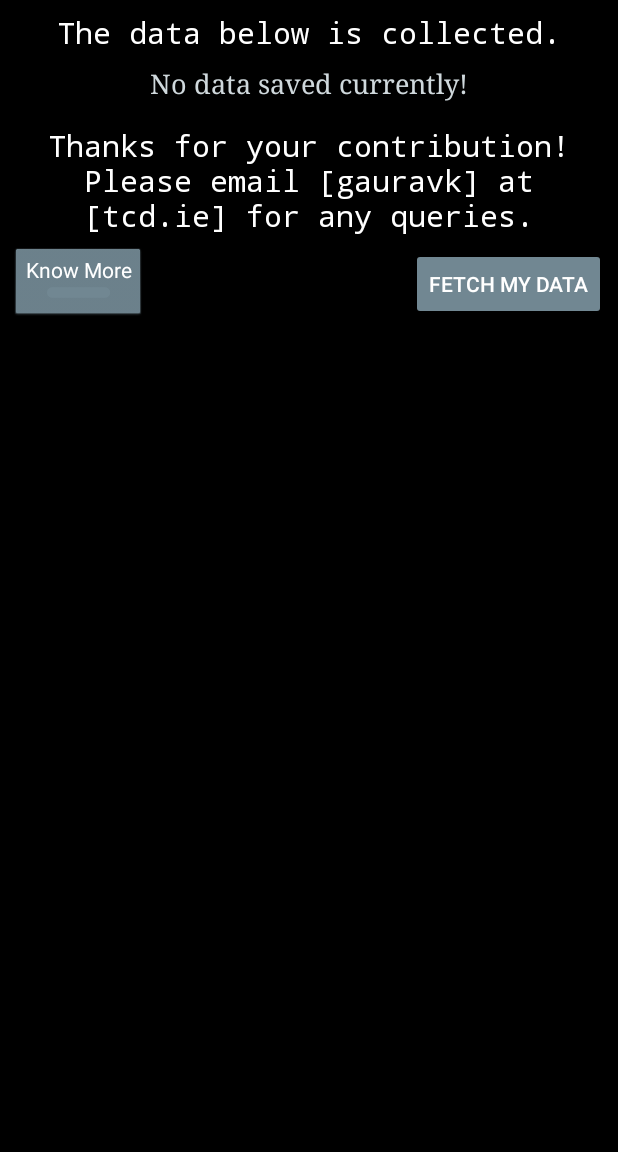
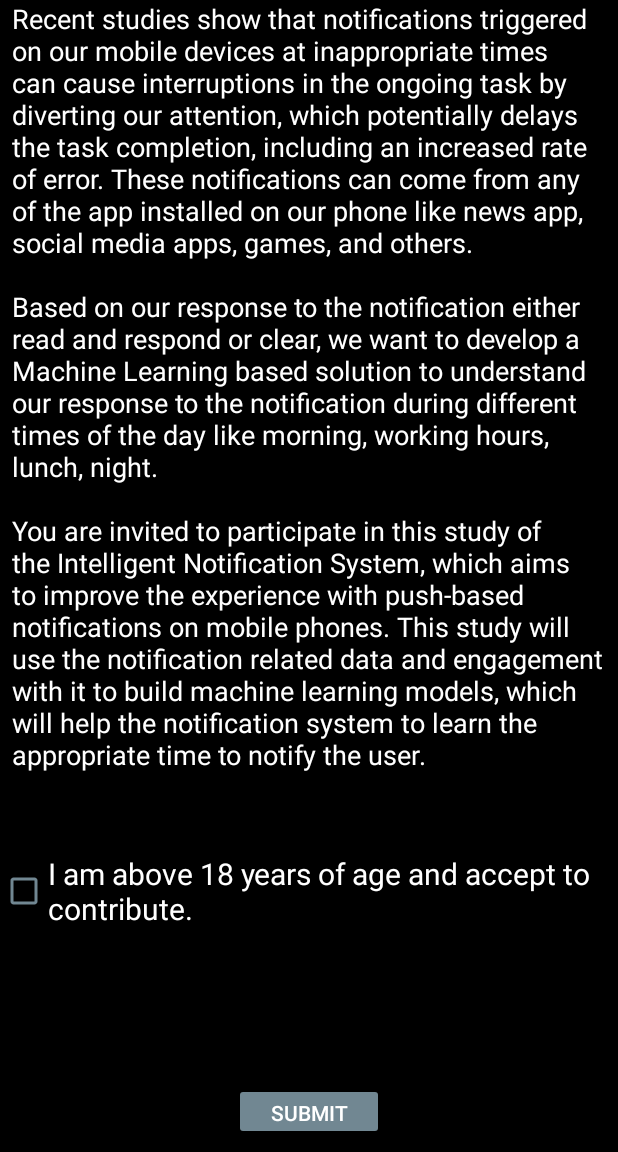
Before and after one commit to kulgaurav/NotificationLogger, an Android app: the screen it shows after launch once a user with an empty profile is signed in (MainActivity before the commit, ConsentForm after it), on a phone screen of 412 x 824 dp, the part 84-1236 px from its top. Run offline under Robolectric (Android 15) with nearby library versions, the phone set to English and light mode, and no system bars; our stand-ins replace Firebase (no records; nobody signed in at launch, a user with empty details on screens opened directly).

Commit message:
Consent form added

```diff
--- /dev/null
+++ b/app/src/main/java/com/example/notificationlogger/ConsentForm.java
@@ -0,0 +1,42 @@
+package com.example.notificationlogger;
+
+import androidx.appcompat.app.AppCompatActivity;
+
+import android.content.Intent;
+import android.os.Bundle;
+import android.view.View;
+import android.widget.Button;
+import android.widget.CheckBox;
+import android.widget.Toast;
+
+public class ConsentForm extends AppCompatActivity {
+
+    CheckBox checkBox;
+
+    @Override
+    protected void onCreate(Bundle savedInstanceState) {
+        super.onCreate(savedInstanceState);
+        setContentView(R.layout.activity_consent_form);
+
+        checkBox = findViewById(R.id.consent_form_CB);
+
+        Button consentBtn = findViewById(R.id.btn_consent_form);
+        consentBtn.setOnClickListener(new View.OnClickListener() {
+            @Override
+            public void onClick(View v) {
+                actionOnConsent();
+            }
+        });
+    }
+
+    private void actionOnConsent() {
+        boolean checked = checkBox.isChecked();
+        if(!checked){
+            Toast.makeText(getApplicationContext(), "Please check the box above.", Toast.LENGTH_LONG).show();
+            return;
+        }
+        Intent i = new Intent(ConsentForm.this, MainActivity.class);
+        i.setFlags(Intent.FLAG_ACTIVITY_NEW_TASK | Intent.FLAG_ACTIVITY_CLEAR_TASK);
+        startActivity(i);
+    }
+}
--- a/app/src/main/java/com/example/notificationlogger/LoginActivity.java
+++ b/app/src/main/java/com/example/notificationlogger/LoginActivity.java
@@ -41,7 +41,7 @@ public class LoginActivity extends AppCompatActivity {
         if (user != null) {
             // User is signed in
             Toast.makeText(getApplicationContext(), user.getEmail() + " logged in.", Toast.LENGTH_LONG).show();
-            Intent i = new Intent(LoginActivity.this, MainActivity.class);
+            Intent i = new Intent(LoginActivity.this, ConsentForm.class);
             SharedPreferences pref = getApplicationContext().getSharedPreferences(UtilsAndConst.SHARED_PREF_LOGGER, 0); // 0 - for private mode
             SharedPreferences.Editor editor = pref.edit();
             editor.putString(UtilsAndConst.USER_EMAIL, user.getEmail());
--- /dev/null
+++ b/app/src/main/res/layout/activity_consent_form.xml
@@ -0,0 +1,60 @@
+<?xml version="1.0" encoding="utf-8"?>
+<androidx.constraintlayout.widget.ConstraintLayout xmlns:android="http://schemas.android.com/apk/res/android"
+    xmlns:app="http://schemas.android.com/apk/res-auto"
+    xmlns:tools="http://schemas.android.com/tools"
+    android:id="@+id/linearLayout"
+    android:layout_width="match_parent"
+    android:layout_height="match_parent"
+    android:background="@color/colorBlack">
+
+
+
+
+    <TextView
+        android:id="@+id/consent_form_text"
+        android:layout_width="match_parent"
+        android:layout_height="wrap_content"
+        android:scrollbars="vertical"
+        android:layout_marginStart="8dp"
+        android:layout_marginTop="16dp"
+        android:layout_marginEnd="8dp"
+        android:textSize="18sp"
+        android:gravity="fill"
+        app:layout_constraintEnd_toEndOf="parent"
+        app:layout_constraintStart_toStartOf="parent"
+        app:layout_constraintTop_toBottomOf="@+id/btn_know_more"
+        android:textColor="@color/colorWhite"
+        android:maxLines="25"
+        android:text="@string/big_know_more"/>
+
+    <CheckBox
+        android:id="@+id/consent_form_CB"
+        android:layout_width="wrap_content"
+        android:layout_height="wrap_content"
+        android:layout_marginTop="8dp"
+        android:layout_marginBottom="79dp"
+        android:text="I am above 18 years of age and accept to contribute."
+        android:textColor="@color/colorWhite"
+        android:textSize="20sp"
+        android:buttonTint="@color/colorBTN"
+        app:layout_constraintBottom_toTopOf="@+id/btn_consent_form"
+        app:layout_constraintEnd_toEndOf="parent"
+        app:layout_constraintStart_toStartOf="parent"
+        app:layout_constraintTop_toBottomOf="@+id/consent_form_text" />
+
+    <Button
+        android:id="@+id/btn_consent_form"
+        style="@style/Widget.AppCompat.Button.Colored"
+        android:layout_width="100dp"
+        android:layout_height="38dp"
+        android:layout_marginBottom="8dp"
+        android:backgroundTint="@color/colorBTN"
+        android:text="Submit"
+        app:layout_constraintBottom_toBottomOf="parent"
+        app:layout_constraintEnd_toEndOf="parent"
+        app:layout_constraintStart_toStartOf="parent" />
+
+
+
+
+</androidx.constraintlayout.widget.ConstraintLayout>
```
Also changed, not shown: app/src/main/AndroidManifest.xml (+10 -13 lines), app/src/main/res/layout/activity_login.xml (+6 -1 lines), 2 other files.
